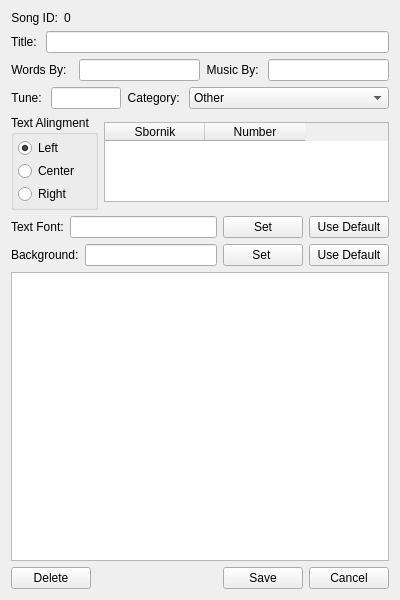
Old version of the form src/editwidget.ui in the repository SoftProjector/src.
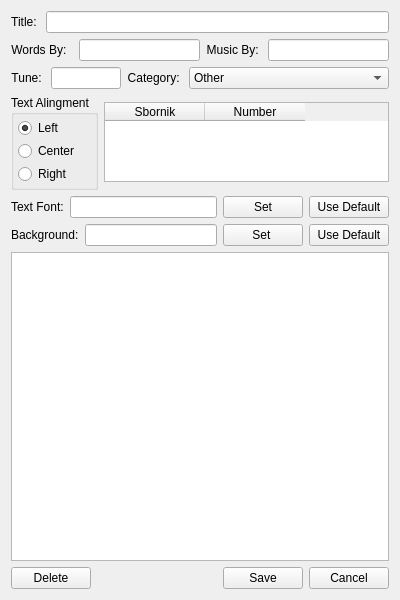
New version of the form.

Commit message: Song ID is no longer shown in the song edit dialog box. It is confusing to the user and unnecessary information.

Diff of the .ui file:
```diff
--- a/src/editwidget.ui
+++ b/src/editwidget.ui
@@ -21,27 +21,6 @@
   </property>
   <layout class="QGridLayout" name="gridLayout_6">
    <item row="0" column="0" colspan="2">
-    <layout class="QFormLayout" name="formLayout">
-     <item row="0" column="0">
-      <widget class="QLabel" name="label_20">
-       <property name="text">
-        <string>Song ID:</string>
-       </property>
-       <property name="alignment">
-        <set>Qt::AlignRight|Qt::AlignTrailing|Qt::AlignVCenter</set>
-       </property>
-      </widget>
-     </item>
-     <item row="0" column="1">
-      <widget class="QLabel" name="lblID">
-       <property name="text">
-        <string>0</string>
-       </property>
-      </widget>
-     </item>
-    </layout>
-   </item>
-   <item row="1" column="0" colspan="2">
     <layout class="QGridLayout" name="gridLayout_2">
      <item row="0" column="0">
       <widget class="QLabel" name="label_15">
@@ -58,7 +37,7 @@
      </item>
     </layout>
    </item>
-   <item row="2" column="0" colspan="2">
+   <item row="1" column="0" colspan="2">
     <layout class="QGridLayout" name="gridLayout_3">
      <item row="0" column="0">
       <widget class="QLabel" name="label_16">
@@ -88,7 +67,7 @@
      </item>
     </layout>
    </item>
-   <item row="3" column="0" colspan="2">
+   <item row="2" column="0" colspan="2">
     <layout class="QGridLayout" name="gridLayout_4">
      <item row="0" column="0">
       <widget class="QLabel" name="label_17">
@@ -393,7 +372,7 @@
      </item>
     </layout>
    </item>
-   <item row="4" column="0">
+   <item row="3" column="0">
     <widget class="QGroupBox" name="aling_groupBox">
      <property name="minimumSize">
       <size>
@@ -447,7 +426,7 @@
      </layout>
     </widget>
    </item>
-   <item row="4" column="1">
+   <item row="3" column="1">
     <widget class="QTableWidget" name="sbornik_table">
      <property name="sizePolicy">
       <sizepolicy hsizetype="Expanding" vsizetype="Fixed">
@@ -476,7 +455,7 @@
      </column>
     </widget>
    </item>
-   <item row="5" column="0" colspan="2">
+   <item row="4" column="0" colspan="2">
     <layout class="QGridLayout" name="font_gridLayout">
      <item row="0" column="1">
       <widget class="QLineEdit" name="font_textbox">
@@ -511,7 +490,7 @@
      </item>
     </layout>
    </item>
-   <item row="6" column="0" colspan="2">
+   <item row="5" column="0" colspan="2">
     <layout class="QGridLayout" name="wall_gridLayout">
      <item row="0" column="0">
       <widget class="QLabel" name="wall_label">
@@ -546,7 +525,7 @@
      </item>
     </layout>
    </item>
-   <item row="7" column="0" colspan="2">
+   <item row="6" column="0" colspan="2">
     <widget class="QTextEdit" name="textEditSong"/>
    </item>
    <item row="8" column="0" colspan="2">
```
Left out of the diff: 2 changed lines with no effect on the pictures. The commit also changes 1 other file.
